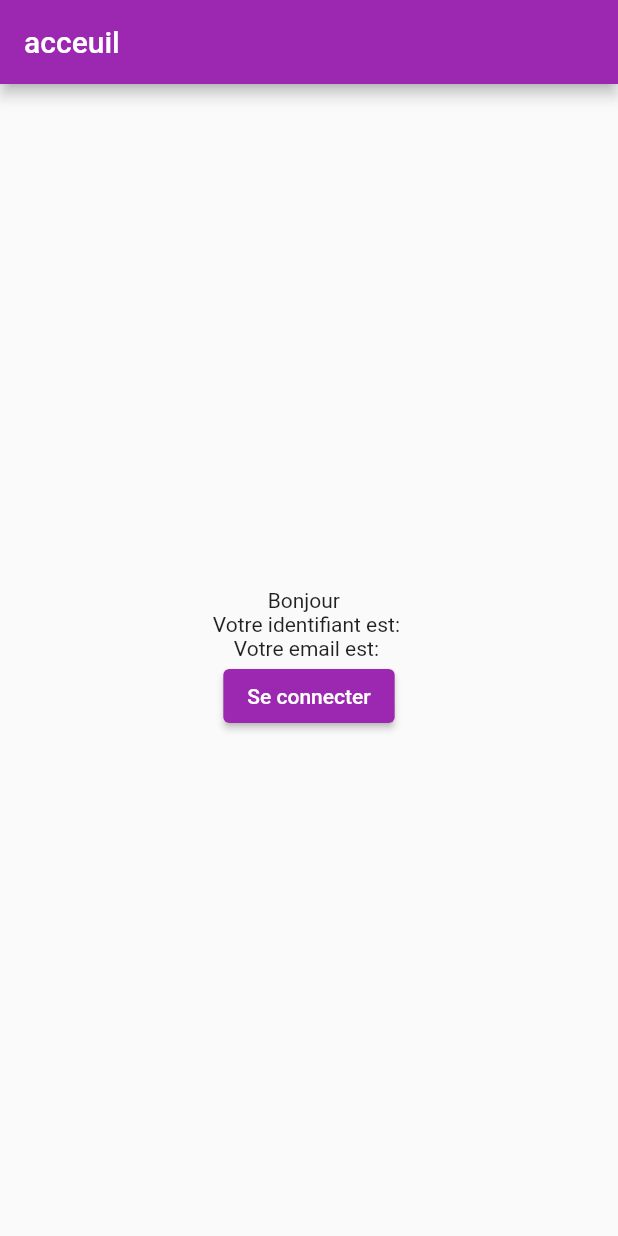
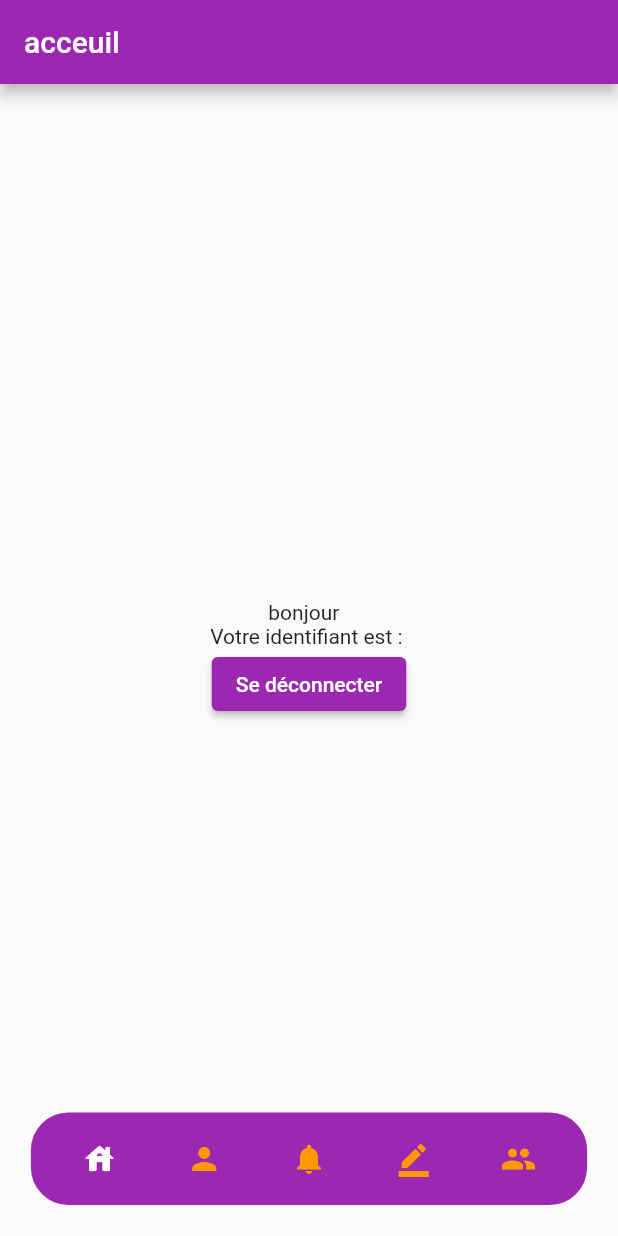
Before and after one commit to abdoul-kader1/Reseau-social, a Flutter app: the screen it shows once a user with an empty profile is signed in, on a phone screen of 412 x 824 dp. Run offline on Flutter 3.47's test engine with Material 2 defaults, Android fonts, the phone set to English and light mode, and no system bars; our stand-ins replace cloud_firestore, firebase_auth, firebase_core; accounts and stored records are empty.

Commit message:
creation des differentes ainsi que le buttonNavigationBar custom

```diff
--- a/lib/Controlleur/acceuil.dart
+++ b/lib/Controlleur/acceuil.dart
@@ -1,7 +1,10 @@
-import 'package:cloud_firestore/cloud_firestore.dart';
-import 'package:firebase_auth/firebase_auth.dart';
+import 'dart:ui';
 import 'package:flutter/material.dart';
 import 'package:reseausocial/mes%20classes/membres.dart';
+
+import '../Modele/Data.dart';
+import '../Modele/Page.dart';
+import '../custom_widget/BarItem.dart';
 
 class Acceuil extends StatefulWidget{
 
@@ -13,39 +16,68 @@ class Acceuil extends StatefulWidget{
 
 class _Acceuil extends State<Acceuil>{
 
-  String idUtilisateur = FirebaseAuth.instance.currentUser!.uid;
+  List<Pages>lesPages = Data().lesPages();
   late Membres membres;
+  int index = 0;
 
   @override
   Widget build(BuildContext context) {
-    return StreamBuilder(
-      stream: FirebaseFirestore.instance.collection("membres").doc(idUtilisateur).snapshots(),
-        builder: (contexte, snapchot){
-        if(snapchot.hasData){
-          membres = Membres.fromJson(snapchot.data as DocumentSnapshot<Object?>);
-          return Scaffold(
+     final donnee = lesPages.map((element) => element.destination).toList();
+    return Scaffold(
             appBar: AppBar(
               title: Text("acceuil"),
             ),
-            body: Center(
-              child: Column(
-                mainAxisAlignment: MainAxisAlignment.center,
+            body:Container(
+              width: double.infinity,
+              height:  MediaQuery.of(context).size.height,
+              child: Stack(
+                alignment: Alignment.center,
                 children: [
-                  Text("Bonjour ${membres.nom} ${membres.prenom}"),
-                  Text("Votre identifiant est: ${membres.uid}"),
-                  Text("Votre email est: ${FirebaseAuth.instance.currentUser!.email}"),
-                  ElevatedButton(
-                      onPressed: (){FirebaseAuth.instance.signOut();},
-                      child:Text("Se connecter")
+                  SingleChildScrollView(
+                    physics: BouncingScrollPhysics(),
+                    child: donnee[index],
+                  ),
+                  Positioned(
+                      bottom: 0,
+                      child:Stack(
+                        alignment: Alignment.center,
+                        children: [
+                          ClipRect(
+                            child: Container(
+                              width: MediaQuery.of(context).size.width,
+                              height: 80,
+                              child: BackdropFilter(
+                                filter: ImageFilter.blur(sigmaY: 10,sigmaX: 10),
+                                child: Container(),
+                              ),
+                            ),
+                          ),
+                          Container(
+                            margin: EdgeInsets.only(bottom: MediaQuery.of(context).size.width*0.05),
+                            width: MediaQuery.of(context).size.width*0.9,
+                            height: MediaQuery.of(context).size.width*0.15,
+                            decoration: BoxDecoration(
+                                color: Colors.purple,
+                                borderRadius: BorderRadius.circular(25)
+                            ),
+                            child: Row(
+                              mainAxisSize: MainAxisSize.max,
+                              mainAxisAlignment: MainAxisAlignment.spaceEvenly,
+                              children: [
+                                BarItem(onPressed: () {setState(() {index = 0;});}, icon: Icon(Icons.house_rounded), valeur:(index == 0)),
+                                BarItem(onPressed: () {setState(() {index = 1;});}, icon: Icon(Icons.person), valeur:(index == 1)),
+                                BarItem(onPressed: () {setState(() {index = 2;});}, icon: Icon(Icons.notifications), valeur:(index == 2)),
+                                BarItem(onPressed: () {setState(() {index = 3;});}, icon: Icon(Icons.border_color), valeur:(index == 3)),
+                                BarItem(onPressed: () {setState(() {index = 4;});}, icon: Icon(Icons.group), valeur:(index == 4)),
+                              ],
+                            ),
+                          )
+                        ],
+                      )
                   )
                 ],
               ),
             ),
           );
-        }else{
-          return Container(color: Colors.white);
-        }
-        }
-    );
+  }
 }
-}
--- /dev/null
+++ b/lib/Modele/Data.dart
@@ -0,0 +1,19 @@
+import 'package:flutter/material.dart';
+import '../Pages/Groupes.dart';
+import '../Pages/Menu.dart';
+import '../Pages/Notifications.dart';
+import '../Pages/Posts.dart';
+import '../Pages/Profil.dart';
+import 'Page.dart';
+
+class Data{
+  lesPages(){
+    return [
+      Pages(titrePage: 'Acceuil',destination: Menu()),
+      Pages(titrePage: 'Profil',destination: Profil()),
+      Pages(titrePage: 'Notification',destination: Notifications()),
+      Pages(titrePage: 'Post',destination: Posts()),
+      Pages(titrePage: 'Groupes',destination: Groupes()),
+    ];
+  }
+}
--- /dev/null
+++ b/lib/Modele/Page.dart
@@ -0,0 +1,7 @@
+import 'package:flutter/material.dart';
+
+class Pages {
+  String titrePage;
+  Widget destination;
+  Pages({required this.titrePage,required this.destination});
+}
--- /dev/null
+++ b/lib/Pages/Groupes.dart
@@ -0,0 +1,10 @@
+import 'package:flutter/material.dart';
+
+class Groupes extends StatelessWidget{
+
+  @override
+  Widget build(BuildContext context) {
+    return Center(child: Text("Bienvenu sur votre Groupes"));
+  }
+
+}
--- /dev/null
+++ b/lib/Pages/Menu.dart
@@ -0,0 +1,37 @@
+import 'package:cloud_firestore/cloud_firestore.dart';
+import 'package:firebase_auth/firebase_auth.dart';
+import 'package:flutter/material.dart';
+import '../mes classes/membres.dart';
+class Menu extends StatelessWidget{
+
+   late Membres membres;
+  String idUtilisateur = FirebaseAuth.instance.currentUser!.uid;
+
+  Menu({super.key});
+
+  @override
+  Widget build(BuildContext context) {
+    return StreamBuilder(
+      stream: FirebaseFirestore.instance.collection("membres").doc(idUtilisateur).snapshots(),
+        builder:(contexte,snapshot){
+          if(snapshot.hasData){
+            membres = Membres.fromJson(snapshot.data as DocumentSnapshot<Object?>);
+            return Column(
+              mainAxisAlignment: MainAxisAlignment.center,
+              children: [
+                Text("bonjour ${membres.nom} ${membres.prenom}"),
+                Text("Votre identifiant est : ${membres.uid}"),
+                ElevatedButton(
+                    onPressed: (){FirebaseAuth.instance.signOut();},
+                    child:Text("Se déconnecter")
+                )
+              ],
+            );
+          }else{
+            return Container();
+          }
+        }
+    );
+  }
+
+}
--- /dev/null
+++ b/lib/Pages/Notifications.dart
@@ -0,0 +1,10 @@
+import 'package:flutter/material.dart';
+
+class Notifications extends StatelessWidget{
+
+  @override
+  Widget build(BuildContext context) {
+    return Center(child: Text("Bienvenu sur votre Notifications"));
+  }
+
+}
--- /dev/null
+++ b/lib/Pages/Posts.dart
@@ -0,0 +1,10 @@
+import 'package:flutter/material.dart';
+
+class Posts extends StatelessWidget{
+
+  @override
+  Widget build(BuildContext context) {
+    return Center(child: Text("Bienvenu sur votre Posts"));
+  }
+
+}
--- /dev/null
+++ b/lib/Pages/Profil.dart
@@ -0,0 +1,10 @@
+import 'package:flutter/material.dart';
+
+class Profil extends StatelessWidget{
+
+  @override
+  Widget build(BuildContext context) {
+  return Center(child: Text("Bienvenu sur votre profil"));
+  }
+
+}
--- /dev/null
+++ b/lib/custom_widget/BarItem.dart
@@ -0,0 +1,9 @@
+import 'package:flutter/material.dart';
+
+class BarItem extends IconButton{
+
+  BarItem({required super.onPressed, required super.icon,required bool valeur}):super(
+    color: valeur?Colors.white:Colors.orange
+  );
+
+}
```
